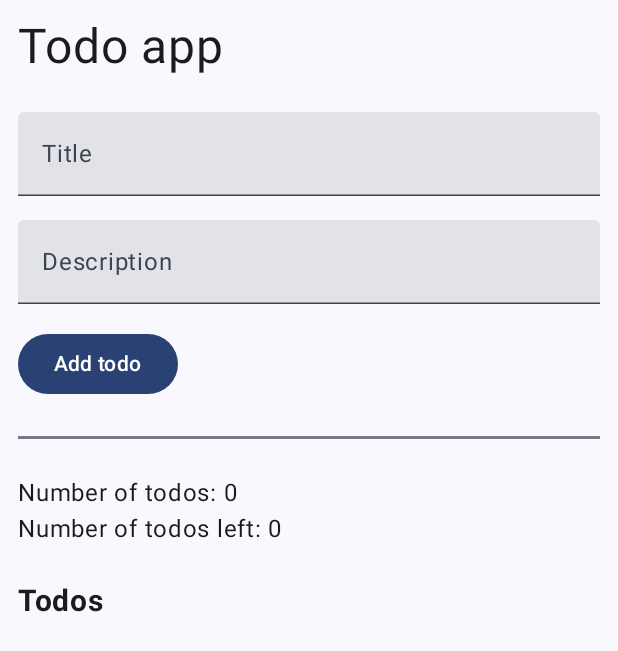
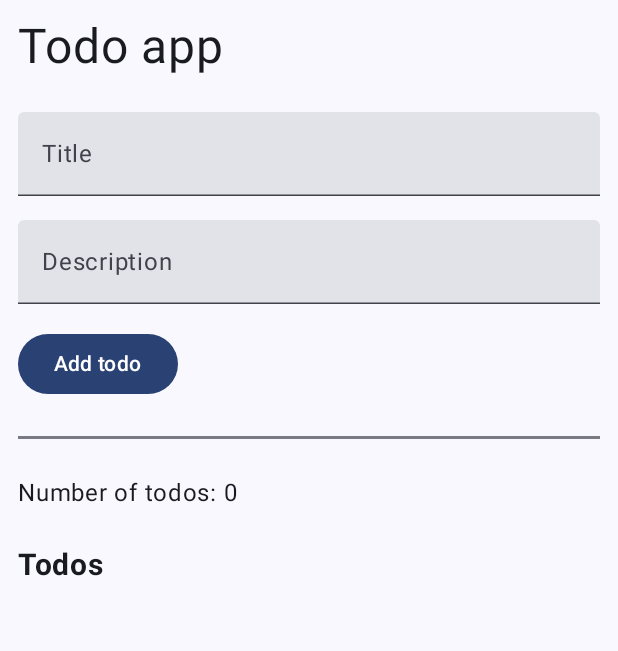
Before and after one commit to unicornfarm5/note-app-mvvm, an Android app built with Jetpack Compose: the screen it shows after launch (MainActivity), on a phone screen of 412 x 824 dp. Shown: the top 651 px of the screen. Run offline under Robolectric (Android 15) with nearby library versions, the phone set to English and light mode, and no system bars.

Commit message:
better note app

```diff
--- a/app/src/main/java/com/example/note_app_mvvm/MainActivity.kt
+++ b/app/src/main/java/com/example/note_app_mvvm/MainActivity.kt
@@ -77,7 +77,6 @@ class MainActivity : ComponentActivity() {
 
                         // Display todo statistics
                         Text("Number of todos: ${todos.size}")
-                        Text("Number of todos left: ${todos.count { !it.isChecked }}")
 
                         Spacer(modifier = Modifier.height(24.dp))
 
```
